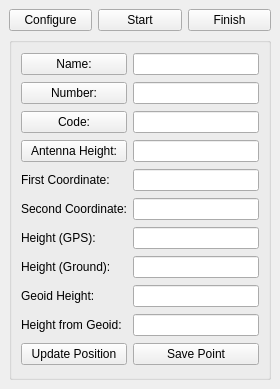
First picture: the form in gnss_3d_capture_dockwidget_base.ui, repository DavidHernandezLopez/GNSS3DCapture, before the edit.
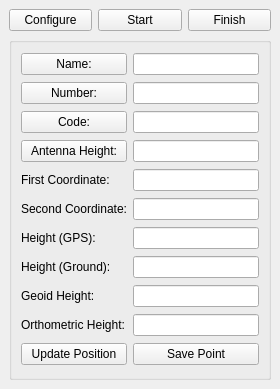
Second picture: the form after the edit.

```diff
--- a/gnss_3d_capture_dockwidget_base.ui
+++ b/gnss_3d_capture_dockwidget_base.ui
@@ -174,7 +174,7 @@
        <item row="9" column="0">
         <widget class="QLabel" name="heightFromGeoidLabel">
          <property name="text">
-          <string>Height from Geoid:</string>
+          <string>Orthometric Height:</string>
          </property>
         </widget>
        </item>
```
